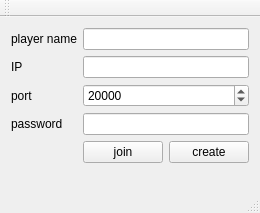
The window that qichu/mainwindow.ui (durandced/qichu) describes before a commit, drawn with Qt 5.
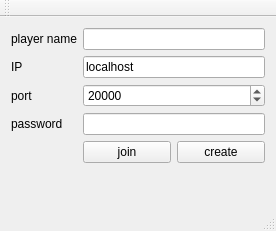
The same window after the commit.

What changed in the file:
```diff
--- a/qichu/mainwindow.ui
+++ b/qichu/mainwindow.ui
@@ -6,8 +6,8 @@
    <rect>
     <x>0</x>
     <y>0</y>
-    <width>251</width>
-    <height>213</height>
+    <width>276</width>
+    <height>231</height>
    </rect>
   </property>
   <property name="windowTitle">
@@ -33,7 +33,11 @@
      </widget>
     </item>
     <item row="1" column="1">
-     <widget class="QLineEdit" name="ip"/>
+     <widget class="QLineEdit" name="ip">
+      <property name="text">
+       <string>localhost</string>
+      </property>
+     </widget>
     </item>
     <item row="2" column="0">
      <widget class="QLabel" name="labelPort">
```
Left out of the diff: 4 changed lines with no effect on the pictures.
